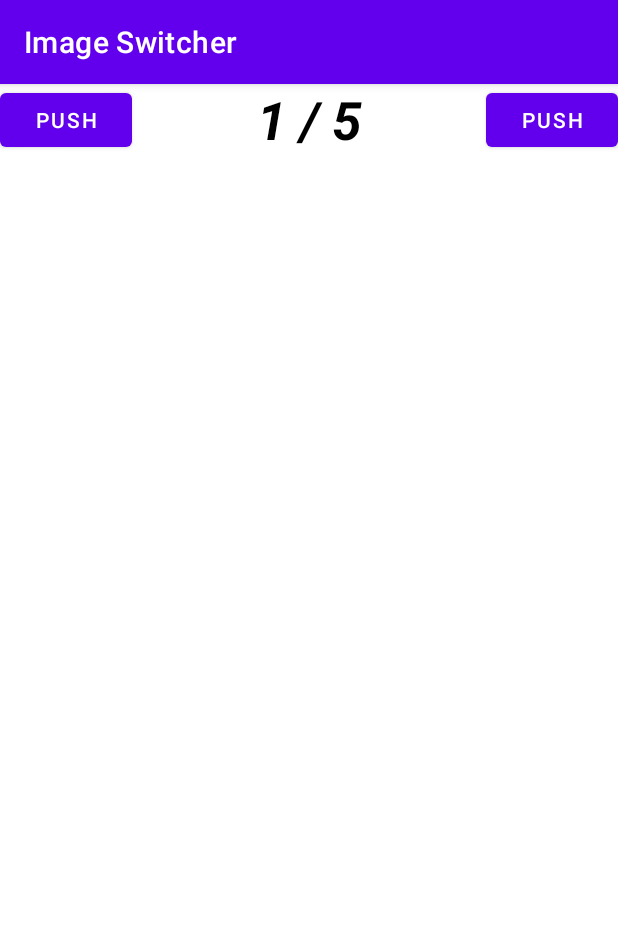
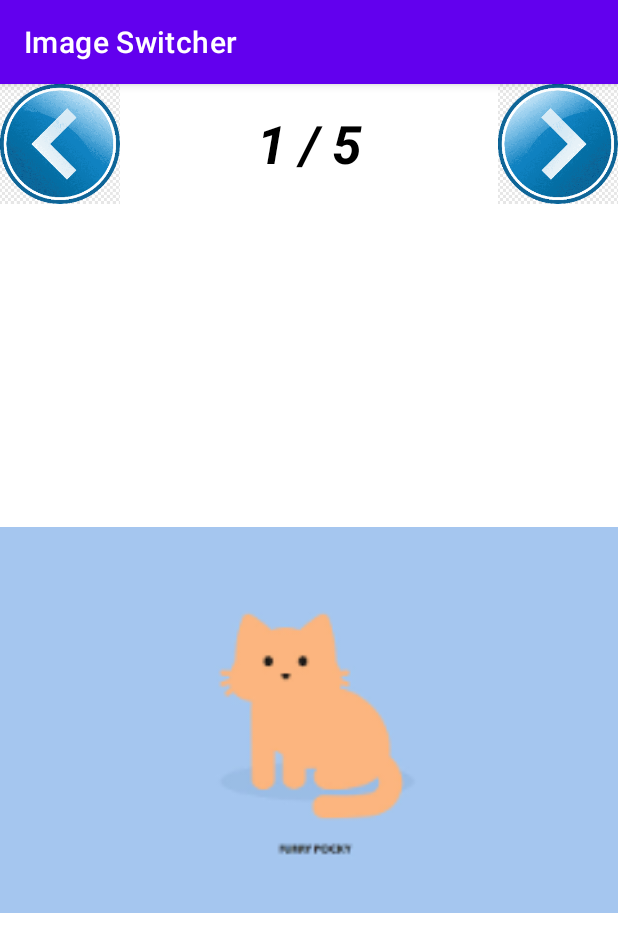
Before and after one commit to Tomson0119/Android-Programming, an Android app: the screen it shows after launch (MainActivity), on a phone screen of 412 x 824 dp. Shown: the top 952 px of the screen. Run offline under Robolectric (Android 15) with nearby library versions, the phone set to English and light mode, and no system bars.

Commit message:
버튼 기능 추가 및 이미지 변경

```diff
--- a/Sample/SampleProject/app/src/main/java/kr/ac/tukorea/gamekim2016180014/SampleProject/MainActivity.java
+++ b/Sample/SampleProject/app/src/main/java/kr/ac/tukorea/gamekim2016180014/SampleProject/MainActivity.java
@@ -4,6 +4,7 @@ import android.os.Bundle;
 import android.util.Log;
 import android.view.View;
 import android.widget.Button;
+import android.widget.ImageView;
 import android.widget.TextView;
 
 import androidx.appcompat.app.AppCompatActivity;
@@ -19,19 +20,49 @@ import java.util.ArrayList;
 public class MainActivity extends AppCompatActivity {
 
     public static final String TAG = MainActivity.class.getSimpleName();
+    public static final int MAX_PAGE = 5;
+    protected static int page = 0;
+
+    private static final int[] ImageIds = new int[] {
+            R.mipmap.cat1,
+            R.mipmap.cat2,
+            R.mipmap.cat3,
+            R.mipmap.cat4,
+            R.mipmap.cat5
+    };
 
     @Override
     protected void onCreate(Bundle savedInstanceState) {
         super.onCreate(savedInstanceState);
         setContentView(R.layout.activity_main);
+        setPage(1);
     }
 
     public void onButtonPrev(View view) {
-        R.mipmap.
+        setPage(page-1);
         Log.d(TAG, "Button prev pushed");
     }
 
     public void onButtonNext(View view) {
+        setPage(page+1);
         Log.d(TAG, "Button next pushed.");
     }
+
+    private void setPage(int newPage) {
+        if(newPage <= 0) {
+            newPage = MAX_PAGE;
+        }
+        else if(newPage > MAX_PAGE) {
+            newPage = 1;
+        }
+        page = newPage;
+
+        String text = page + " / " + MAX_PAGE;
+        TextView view = findViewById(R.id.pageText);
+        view.setText(text);
+
+
+        ImageView img = findViewById(R.id.contentImageView);
+        img.setImageResource(ImageIds[page-1]);
+    }
 }
--- a/Sample/SampleProject/app/src/main/res/layout/activity_main.xml
+++ b/Sample/SampleProject/app/src/main/res/layout/activity_main.xml
@@ -13,18 +13,22 @@
         android:layout_height="wrap_content"
         android:orientation="horizontal">
 
-        <Button
+        <ImageButton
             android:id="@+id/button"
+            android:layout_width="80dp"
+            android:layout_height="80dp"
+            android:scaleType="fitCenter"
+            android:layout_gravity="center"
+            android:onClick="onButtonPrev"
+            android:src="@mipmap/prev"
+            android:background="@android:color/transparent"/>
+
+        <TextView
+            android:id="@+id/pageText"
             android:layout_width="wrap_content"
             android:layout_height="wrap_content"
+            android:layout_weight="1"
             android:layout_gravity="center"
-            android:text="Push"
-            android:onClick="onButtonPrev"/>
-
-        <TextView
-            android:layout_width="match_parent"
-            android:layout_height="wrap_content"
-            android:layout_weight="1"
             android:fontFamily="sans-serif"
             android:gravity="center"
             android:text="1 / 5"
@@ -32,15 +36,23 @@
             android:textSize="35sp"
             android:textStyle="bold|italic" />
 
-        <Button
-            android:layout_width="wrap_content"
-            android:layout_height="wrap_content"
+        <ImageButton
+            android:id="@+id/button2"
+            android:layout_width="80dp"
+            android:layout_height="80dp"
+            android:scaleType="fitCenter"
             android:layout_gravity="center"
-            android:text="Push"
-            android:onClick="onButtonNext"/>
+            android:src="@mipmap/next"
+            android:onClick="onButtonNext"
+            android:background="@android:color/transparent"/>
 
     </LinearLayout>
-
+    <ImageView
+        android:id="@+id/contentImageView"
+        android:layout_width="match_parent"
+        android:layout_height="match_parent"
+        android:src="@mipmap/cat1"
+        android:layout_gravity="center"/>
 
 
 </androidx.appcompat.widget.LinearLayoutCompat>
```
